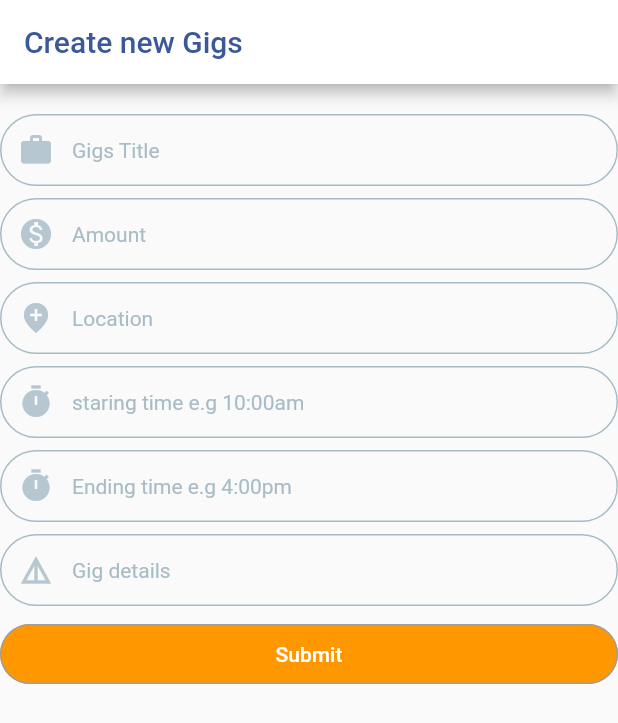
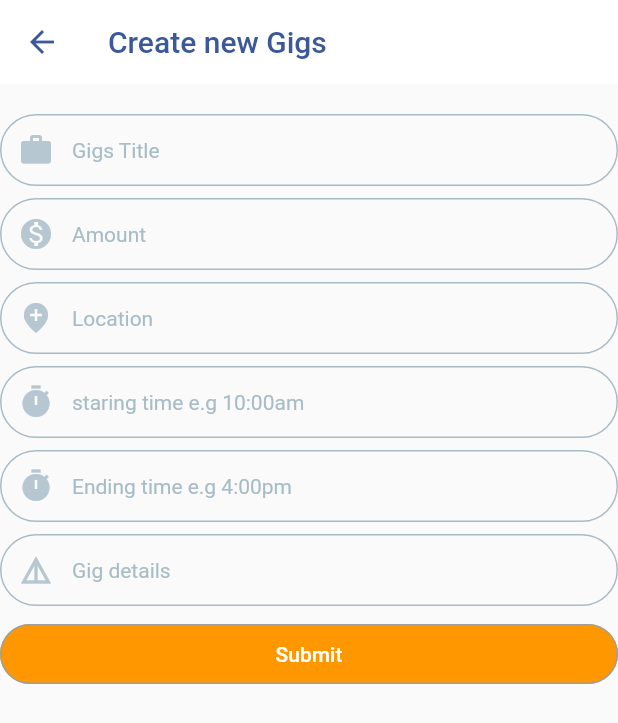
Before and after one commit to goldenal/gig_worker, a Flutter app: the new_Gig screen opened directly, on a phone screen of 412 x 824 dp. Shown: the top 723 px of the screen. Run offline on Flutter 3.47's test engine with Material 2 defaults, Android fonts, the phone set to English and light mode, and no system bars; our stand-ins replace bottom_navy_bar, cloud_firestore, firebase_auth, firebase_core, flutter_spinkit; missing offline and left inert: dart:ffi; accounts and stored records are empty.

Commit message:
added back arrow to new gig page

```diff
--- a/lib/screens/tools/new_gig_page.dart
+++ b/lib/screens/tools/new_gig_page.dart
@@ -48,11 +48,25 @@ class _new_GigState extends State<new_Gig> {
   Widget build(BuildContext context) {
     return _loading == false ? Scaffold(
       appBar: AppBar(
+        elevation: 0.0,
+       // backgroundColor: Color(0xff555555),
         backgroundColor: Colors.white,
         title: Text('Create new Gigs',
         style: TextStyle(
           color: Color(0xFF3B5999)
         ),),
+        leading: IconButton(
+          icon: Icon(
+            Icons.arrow_back,
+            color: Color(0xFF3B5999),
+          ),
+          onPressed: () {
+            Navigator.push(
+              context,
+              MaterialPageRoute(builder: (context) => Home()),
+            );
+          },
+        ),
 
       ),
       body: Form(
```
Also changed, not shown: lib/screens/Settings.dart (+9 -1 lines).
